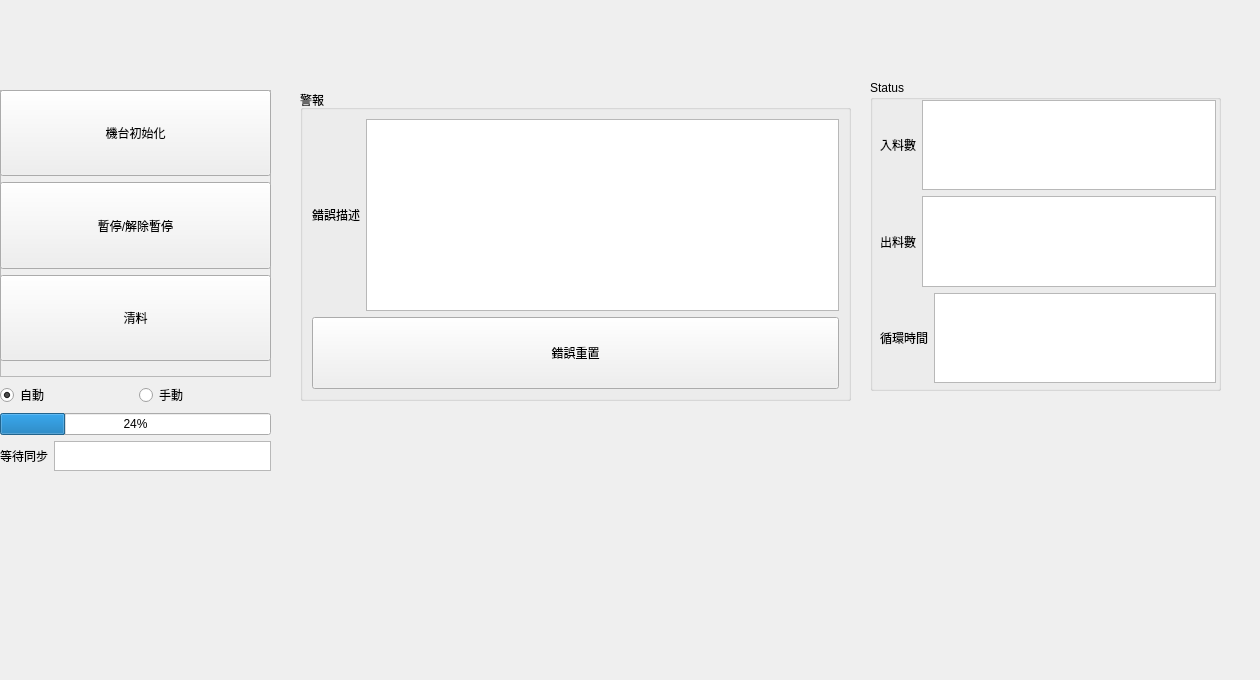
smandyscom/front-base-widget, file bank-view/frontcontrolpanel.ui: the form before one commit.
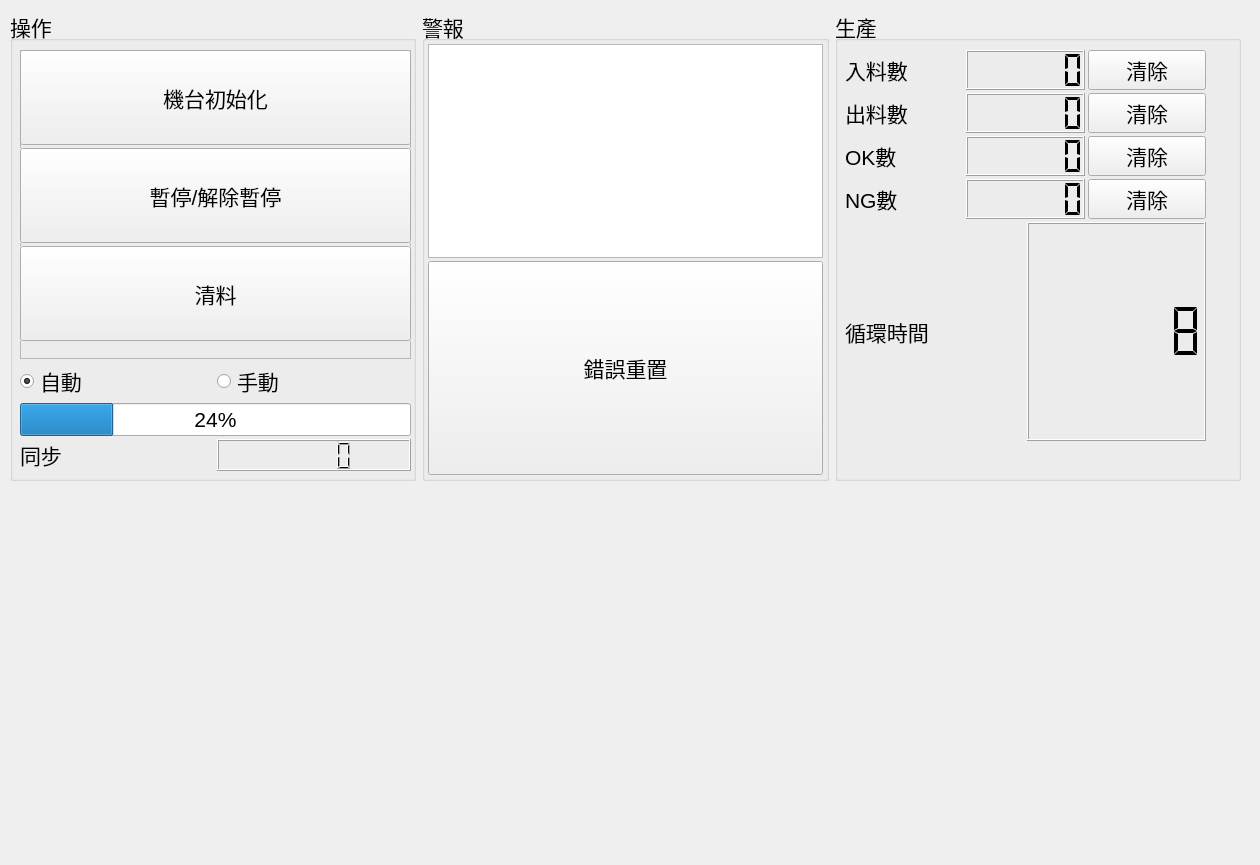
The form after the commit.

```diff
--- a/bank-view/frontcontrolpanel.ui
+++ b/bank-view/frontcontrolpanel.ui
@@ -7,139 +7,55 @@
     <x>0</x>
     <y>0</y>
     <width>1260</width>
-    <height>680</height>
+    <height>865</height>
    </rect>
   </property>
+  <property name="font">
+   <font>
+    <pointsize>16</pointsize>
+   </font>
+  </property>
   <property name="windowTitle">
    <string>Form</string>
   </property>
-  <widget class="QGroupBox" name="groupBox">
-   <property name="geometry">
-    <rect>
-     <x>300</x>
-     <y>90</y>
-     <width>551</width>
-     <height>311</height>
-    </rect>
-   </property>
-   <property name="title">
-    <string>警報</string>
-   </property>
-   <layout class="QVBoxLayout" name="verticalLayout_2">
-    <item>
-     <layout class="QVBoxLayout" name="verticalLayout">
-      <item>
-       <layout class="QHBoxLayout" name="horizontalLayoutDescription">
-        <item>
-         <widget class="QLabel" name="label">
-          <property name="text">
-           <string>錯誤描述</string>
-          </property>
-         </widget>
-        </item>
-        <item>
-         <widget class="QTextBrowser" name="textBrowserErrorDescription"/>
-        </item>
-       </layout>
-      </item>
-      <item>
-       <widget class="QPushButton" name="pushButtonErrorReset">
-        <property name="sizePolicy">
-         <sizepolicy hsizetype="Minimum" vsizetype="Expanding">
-          <horstretch>0</horstretch>
-          <verstretch>0</verstretch>
-         </sizepolicy>
-        </property>
-        <property name="text">
-         <string>錯誤重置</string>
-        </property>
-       </widget>
-      </item>
-     </layout>
-    </item>
-   </layout>
-  </widget>
-  <widget class="QGroupBox" name="groupBox_2">
-   <property name="geometry">
-    <rect>
-     <x>870</x>
-     <y>80</y>
-     <width>351</width>
-     <height>311</height>
-    </rect>
-   </property>
-   <property name="title">
-    <string>Status</string>
-   </property>
    <widget class="QWidget" name="layoutWidget">
     <property name="geometry">
      <rect>
       <x>10</x>
-      <y>20</y>
-      <width>336</width>
-      <height>283</height>
-     </rect>
-    </property>
-    <layout class="QVBoxLayout" name="verticalLayoutStatus">
-     <item>
-      <layout class="QHBoxLayout" name="horizontalLayoutInletCount">
-       <item>
-        <widget class="QLabel" name="labelInletCount">
-         <property name="text">
-          <string>入料數</string>
-         </property>
-        </widget>
-       </item>
-       <item>
-        <widget class="QTextBrowser" name="textBrowserInletCount"/>
-       </item>
-      </layout>
-     </item>
-     <item>
-      <layout class="QHBoxLayout" name="horizontalLayoutOutletCount">
-       <item>
-        <widget class="QLabel" name="labelOutletCount">
-         <property name="text">
-          <string>出料數</string>
-         </property>
-        </widget>
-       </item>
-       <item>
-        <widget class="QTextBrowser" name="textBrowserOutletCount_2"/>
-       </item>
-      </layout>
-     </item>
-     <item>
+     <y>10</y>
+     <width>1231</width>
+     <height>471</height>
+    </rect>
+   </property>
       <layout class="QHBoxLayout" name="horizontalLayout_2">
        <item>
-        <widget class="QLabel" name="label_4">
-         <property name="text">
-          <string>循環時間</string>
-         </property>
-        </widget>
-       </item>
-       <item>
-        <widget class="QTextBrowser" name="textBrowser"/>
-       </item>
-      </layout>
-     </item>
-    </layout>
-   </widget>
-  </widget>
+     <widget class="QGroupBox" name="groupBoxControl">
+      <property name="sizePolicy">
+       <sizepolicy hsizetype="Expanding" vsizetype="Expanding">
+        <horstretch>0</horstretch>
+        <verstretch>0</verstretch>
+       </sizepolicy>
+      </property>
+      <property name="title">
+       <string>操作</string>
+      </property>
   <widget class="QWidget" name="layoutWidget">
    <property name="geometry">
     <rect>
-     <x>0</x>
-     <y>90</y>
-     <width>271</width>
-     <height>381</height>
+         <x>10</x>
+         <y>40</y>
+         <width>391</width>
+         <height>421</height>
     </rect>
    </property>
    <layout class="QVBoxLayout" name="verticalLayoutControlPanel">
+        <property name="spacing">
+         <number>3</number>
+        </property>
     <item>
      <widget class="QFrame" name="frameAuto">
       <property name="sizePolicy">
-       <sizepolicy hsizetype="Preferred" vsizetype="MinimumExpanding">
+           <sizepolicy hsizetype="Expanding" vsizetype="Expanding">
         <horstretch>0</horstretch>
         <verstretch>0</verstretch>
        </sizepolicy>
@@ -155,18 +71,21 @@
         <rect>
          <x>0</x>
          <y>0</y>
-         <width>271</width>
-         <height>271</height>
+             <width>391</width>
+             <height>291</height>
         </rect>
        </property>
        <layout class="QVBoxLayout" name="verticalLayout_3">
+            <property name="spacing">
+             <number>3</number>
+            </property>
         <property name="sizeConstraint">
          <enum>QLayout::SetDefaultConstraint</enum>
         </property>
         <item>
          <widget class="QPushButton" name="pushButtonInitialize">
           <property name="sizePolicy">
-           <sizepolicy hsizetype="Minimum" vsizetype="Expanding">
+               <sizepolicy hsizetype="Expanding" vsizetype="Expanding">
             <horstretch>0</horstretch>
             <verstretch>0</verstretch>
            </sizepolicy>
@@ -179,11 +98,14 @@
         <item>
          <widget class="QPushButton" name="pushButtonPause">
           <property name="sizePolicy">
-           <sizepolicy hsizetype="Minimum" vsizetype="Expanding">
+               <sizepolicy hsizetype="Expanding" vsizetype="Expanding">
             <horstretch>0</horstretch>
             <verstretch>0</verstretch>
            </sizepolicy>
           </property>
+              <property name="autoFillBackground">
+               <bool>true</bool>
+              </property>
           <property name="text">
            <string>暫停/解除暫停</string>
           </property>
@@ -192,11 +114,14 @@
         <item>
          <widget class="QPushButton" name="pushButtonClear">
           <property name="sizePolicy">
-           <sizepolicy hsizetype="Minimum" vsizetype="Expanding">
+               <sizepolicy hsizetype="Expanding" vsizetype="Expanding">
             <horstretch>0</horstretch>
             <verstretch>0</verstretch>
            </sizepolicy>
           </property>
+              <property name="autoFillBackground">
+               <bool>true</bool>
+              </property>
           <property name="text">
            <string>清料</string>
           </property>
@@ -208,6 +133,9 @@
     </item>
     <item>
      <layout class="QHBoxLayout" name="horizontalLayoutManual">
+          <property name="spacing">
+           <number>3</number>
+          </property>
       <item>
        <widget class="QRadioButton" name="radioButtonAuto">
         <property name="text">
@@ -229,6 +157,9 @@
     </item>
     <item>
      <layout class="QVBoxLayout" name="verticalLayoutSync">
+          <property name="spacing">
+           <number>3</number>
+          </property>
       <item>
        <widget class="QProgressBar" name="progressBarSync">
         <property name="sizePolicy">
@@ -244,32 +175,253 @@
       </item>
       <item>
        <layout class="QHBoxLayout" name="horizontalLayout">
+            <property name="spacing">
+             <number>3</number>
+            </property>
         <item>
          <widget class="QLabel" name="labelSync">
           <property name="text">
-           <string>等待同步</string>
+               <string>同步</string>
           </property>
          </widget>
         </item>
         <item>
-         <widget class="QTextBrowser" name="textBrowserSyncCount">
+             <widget class="QLCDNumber" name="lcdNumberSyncCounter"/>
+            </item>
+           </layout>
+          </item>
+         </layout>
+        </item>
+       </layout>
+      </widget>
+     </widget>
+    </item>
+    <item>
+     <widget class="QGroupBox" name="groupBox">
           <property name="sizePolicy">
-           <sizepolicy hsizetype="Minimum" vsizetype="Minimum">
+       <sizepolicy hsizetype="Expanding" vsizetype="Expanding">
             <horstretch>0</horstretch>
             <verstretch>0</verstretch>
            </sizepolicy>
           </property>
-          <property name="maximumSize">
-           <size>
-            <width>16777215</width>
-            <height>30</height>
-           </size>
-          </property>
+      <property name="title">
+       <string>警報</string>
+      </property>
+      <layout class="QVBoxLayout" name="verticalLayout_2">
+       <property name="spacing">
+        <number>3</number>
+       </property>
+       <property name="leftMargin">
+        <number>3</number>
+       </property>
+       <property name="topMargin">
+        <number>3</number>
+       </property>
+       <property name="rightMargin">
+        <number>3</number>
+       </property>
+       <property name="bottomMargin">
+        <number>3</number>
+       </property>
+       <item>
+        <layout class="QVBoxLayout" name="verticalLayout">
+         <property name="spacing">
+          <number>3</number>
+         </property>
+         <item>
+          <layout class="QHBoxLayout" name="horizontalLayoutDescription">
+           <item>
+            <widget class="QTextBrowser" name="textBrowserErrorDescription"/>
+           </item>
+          </layout>
+         </item>
+         <item>
+          <widget class="QPushButton" name="pushButtonErrorReset">
+           <property name="sizePolicy">
+            <sizepolicy hsizetype="Minimum" vsizetype="Expanding">
+             <horstretch>0</horstretch>
+             <verstretch>0</verstretch>
+            </sizepolicy>
+           </property>
+           <property name="text">
+            <string>錯誤重置</string>
+           </property>
          </widget>
         </item>
        </layout>
       </item>
      </layout>
+     </widget>
+    </item>
+    <item>
+     <widget class="QGroupBox" name="groupBox_2">
+      <property name="sizePolicy">
+       <sizepolicy hsizetype="Expanding" vsizetype="Expanding">
+        <horstretch>0</horstretch>
+        <verstretch>0</verstretch>
+       </sizepolicy>
+      </property>
+      <property name="title">
+       <string>生產</string>
+      </property>
+      <widget class="QWidget" name="layoutWidget">
+       <property name="geometry">
+        <rect>
+         <x>10</x>
+         <y>40</y>
+         <width>361</width>
+         <height>391</height>
+        </rect>
+       </property>
+       <layout class="QVBoxLayout" name="verticalLayoutStatus">
+        <property name="spacing">
+         <number>3</number>
+        </property>
+        <property name="sizeConstraint">
+         <enum>QLayout::SetMaximumSize</enum>
+        </property>
+        <item>
+         <layout class="QHBoxLayout" name="horizontalLayout_5">
+          <item>
+           <widget class="QLabel" name="labelInletCount">
+            <property name="text">
+             <string>入料數</string>
+            </property>
+           </widget>
+          </item>
+          <item>
+           <widget class="QLCDNumber" name="lcdNumberInletCount">
+            <property name="digitCount">
+             <number>6</number>
+            </property>
+            <property name="segmentStyle">
+             <enum>QLCDNumber::Flat</enum>
+            </property>
+           </widget>
+          </item>
+          <item>
+           <widget class="QPushButton" name="pushButtonInletClear">
+            <property name="text">
+             <string>清除</string>
+            </property>
+           </widget>
+          </item>
+         </layout>
+        </item>
+        <item>
+         <layout class="QHBoxLayout" name="horizontalLayout_6">
+          <item>
+           <widget class="QLabel" name="labelOutletCount">
+            <property name="text">
+             <string>出料數</string>
+            </property>
+           </widget>
+          </item>
+          <item>
+           <widget class="QLCDNumber" name="lcdNumberOutletCount">
+            <property name="digitCount">
+             <number>6</number>
+            </property>
+            <property name="segmentStyle">
+             <enum>QLCDNumber::Flat</enum>
+            </property>
+           </widget>
+          </item>
+          <item>
+           <widget class="QPushButton" name="pushButtonOutletClear">
+            <property name="text">
+             <string>清除</string>
+            </property>
+           </widget>
+          </item>
+         </layout>
+        </item>
+        <item>
+         <layout class="QHBoxLayout" name="horizontalLayout_4">
+          <item>
+           <widget class="QLabel" name="label_5">
+            <property name="text">
+             <string>OK數</string>
+            </property>
+           </widget>
+          </item>
+          <item>
+           <widget class="QLCDNumber" name="lcdNumberOKCount">
+            <property name="digitCount">
+             <number>6</number>
+            </property>
+            <property name="segmentStyle">
+             <enum>QLCDNumber::Flat</enum>
+            </property>
+           </widget>
+          </item>
+          <item>
+           <widget class="QPushButton" name="pushButtonOKClear">
+            <property name="text">
+             <string>清除</string>
+            </property>
+           </widget>
+          </item>
+         </layout>
+        </item>
+        <item>
+         <layout class="QHBoxLayout" name="horizontalLayout_3">
+          <item>
+           <widget class="QLabel" name="label_6">
+            <property name="text">
+             <string>NG數</string>
+            </property>
+           </widget>
+          </item>
+          <item>
+           <widget class="QLCDNumber" name="lcdNumberNgCount">
+            <property name="digitCount">
+             <number>6</number>
+            </property>
+            <property name="segmentStyle">
+             <enum>QLCDNumber::Flat</enum>
+            </property>
+           </widget>
+          </item>
+          <item>
+           <widget class="QPushButton" name="pushButtonNGClear">
+            <property name="text">
+             <string>清除</string>
+            </property>
+           </widget>
+          </item>
+         </layout>
+        </item>
+        <item>
+         <layout class="QHBoxLayout" name="horizontalLayout_7">
+          <item>
+           <widget class="QLabel" name="label_4">
+            <property name="text">
+             <string>循環時間</string>
+            </property>
+           </widget>
+          </item>
+          <item>
+           <widget class="QLCDNumber" name="lcdNumberCycleTime">
+            <property name="digitCount">
+             <number>6</number>
+            </property>
+            <property name="segmentStyle">
+             <enum>QLCDNumber::Flat</enum>
+            </property>
+            <property name="value" stdset="0">
+             <double>8.000000000000000</double>
+            </property>
+            <property name="intValue" stdset="0">
+             <number>8</number>
+            </property>
+           </widget>
+          </item>
+         </layout>
+        </item>
+       </layout>
+      </widget>
+     </widget>
     </item>
    </layout>
   </widget>
```
Lines whose indentation alone changed are shown as unchanged.
